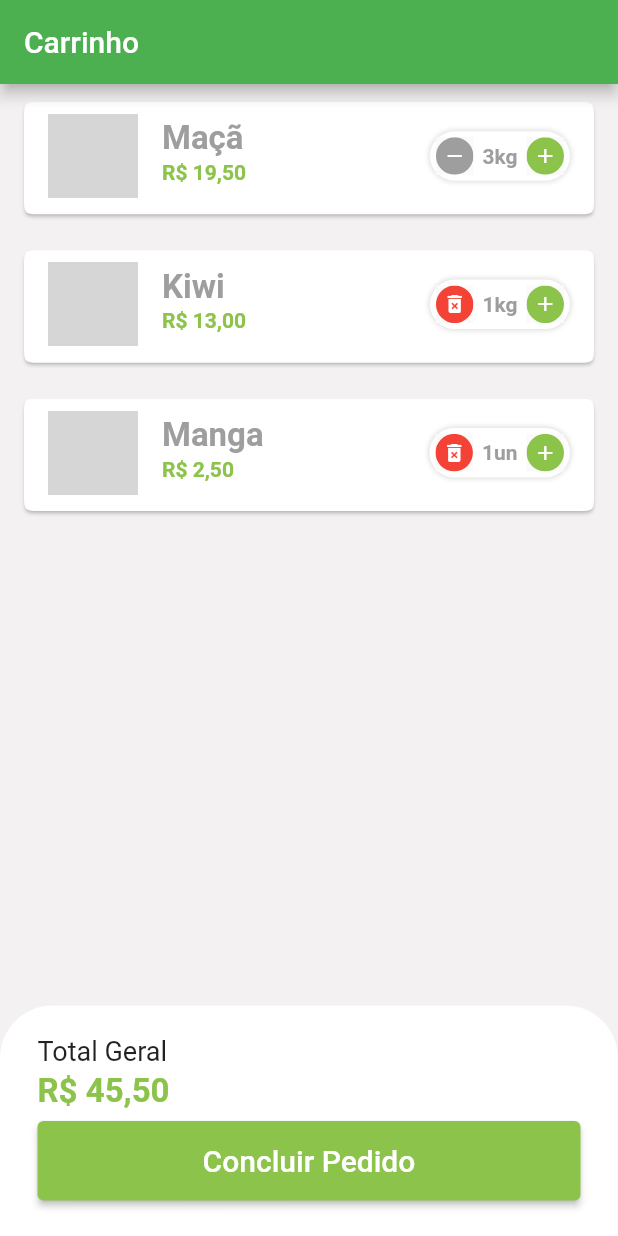
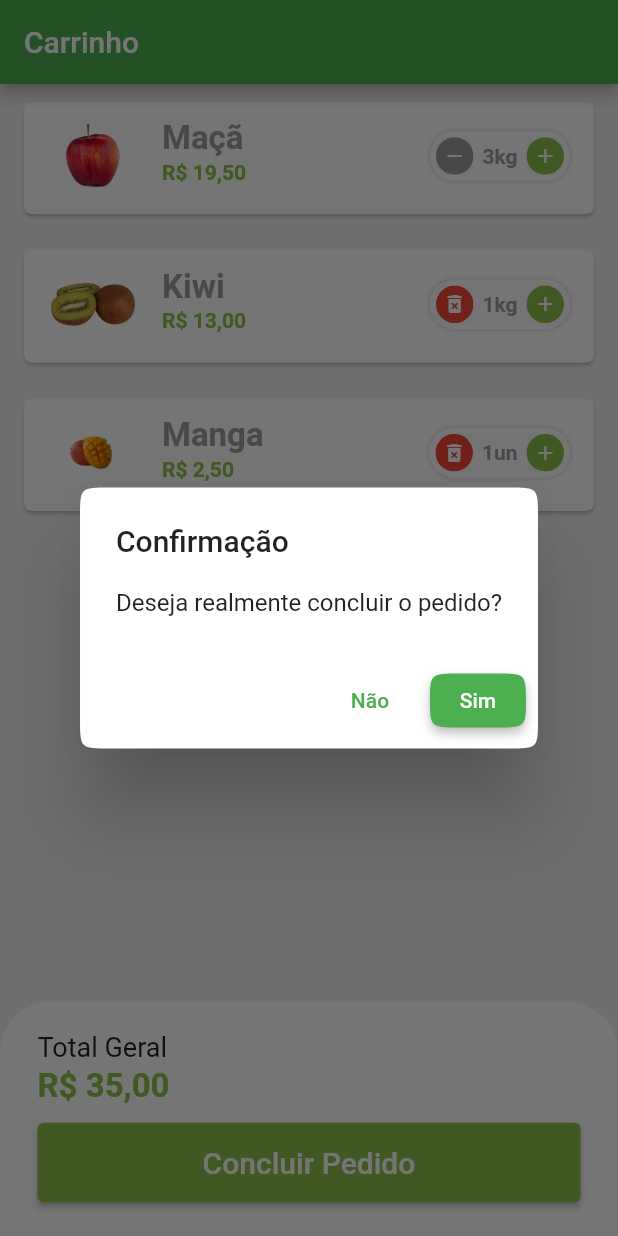
Before and after one commit to Franciscof11/Green-Grocer, a Flutter app: the CartPage screen opened directly, after a tap on "Concluir Pedido", on a phone screen of 412 x 824 dp. Run offline on Flutter 3.47's test engine with Material 2 defaults, Android fonts, the phone set to English and light mode, and no system bars; our stand-ins replace animated_text_kit, badges, google_fonts, mask_text_input_formatter; Roboto replaces fonts that are missing (Cairo); grey boxes are pictures that could not be loaded.

Commit message:
feat: :sparkles: Cart Page Done

```diff
--- a/lib/View/Pages/cart/cart_page_view.dart
+++ b/lib/View/Pages/cart/cart_page_view.dart
@@ -1,5 +1,6 @@
 import 'package:flutter/material.dart';
 import 'package:google_fonts/google_fonts.dart';
+import 'package:green_grocer/Model/cart_item_model.dart';
 import 'package:green_grocer/Utils/utils_services.dart';
 import 'package:green_grocer/View/Widgets/remove_glow_effect.dart';
 
@@ -8,12 +9,34 @@ import '../../../Model/app_mock_data.dart';
 import '../../../Utils/consts.dart';
 import '../../Widgets/cart_tile.dart';
 
-class CartPage extends StatelessWidget {
-  const CartPage({super.key});
+class CartPage extends StatefulWidget {
+  CartPage({super.key});
+
+  @override
+  State<CartPage> createState() => _CartPageState();
+}
+
+class _CartPageState extends State<CartPage> {
+  final UtilsServices utilsServices = UtilsServices();
+
+  void removeItemFromCart(CartItemModel cartItem) {
+    setState(() {
+      mock_data.cartItems.remove(cartItem);
+    });
+  }
+
+  double cartTotalPrice() {
+    double total = 0;
+
+    for (var item in mock_data.cartItems) {
+      total += item.totalPrice();
+    }
+
+    return total;
+  }
 
   @override
   Widget build(BuildContext context) {
-    UtilsServices utilsServices = UtilsServices();
     return Scaffold(
       backgroundColor: ColorsClass().backgroundGrey,
       appBar: AppBar(
@@ -29,16 +52,16 @@ class CartPage extends StatelessWidget {
                   itemBuilder: (context, index) => CartTile(
                     cartItem: mock_data.cartItems[index],
                     cartItems: cartItems,
+                    remove: removeItemFromCart,
                   ),
                 ),
               )),
           //
           //Confirm Modal
           //
-          Expanded(
-              child: Container(
+          Container(
             width: double.infinity,
-            height: double.infinity,
+            height: MediaQuery.of(context).size.height * 0.19,
             decoration: BoxDecoration(
                 color: Colors.white,
                 borderRadius: BorderRadius.only(
@@ -57,7 +80,7 @@ class CartPage extends StatelessWidget {
                   ),
                   SizedBox(height: 6),
                   Text(
-                    utilsServices.priceFormatter(45.50),
+                    utilsServices.priceFormatter(cartTotalPrice()),
                     style: GoogleFonts.cairo(
                       height: 1,
                       fontSize: 22,
@@ -65,11 +88,14 @@ class CartPage extends StatelessWidget {
                       color: ColorsClass().backgroundGreen,
                     ),
                   ),
-                  SizedBox(height: 8),
+                  SizedBox(height: 12),
                   SizedBox(
                     width: MediaQuery.of(context).size.width,
                     child: ElevatedButton(
-                      onPressed: () {},
+                      onPressed: () async {
+                        // ignore: unused_local_variable
+                        bool? result = await showOrderConfirmation();
+                      },
                       style: ElevatedButton.styleFrom(
                         backgroundColor: ColorsClass().backgroundGreen,
                         padding: EdgeInsets.symmetric(
@@ -89,9 +115,41 @@ class CartPage extends StatelessWidget {
                 ],
               ),
             ),
-          )),
+          ),
         ],
       ),
     );
   }
+
+  Future<bool?> showOrderConfirmation() {
+    return showDialog<bool>(
+      context: context,
+      builder: (context) {
+        return AlertDialog(
+          shape: ContinuousRectangleBorder(
+              borderRadius: BorderRadius.circular(20)),
+          title: Text('Confirmação'),
+          content: Text('Deseja realmente concluir o pedido?'),
+          actions: [
+            TextButton(
+              onPressed: () {
+                Navigator.pop(context, false);
+              },
+              child: Text('Não'),
+            ),
+            ElevatedButton(
+              style: ElevatedButton.styleFrom(
+                shape: ContinuousRectangleBorder(
+                    borderRadius: BorderRadius.circular(20)),
+              ),
+              onPressed: () {
+                Navigator.pop(context, true);
+              },
+              child: Text('Sim'),
+            )
+          ],
+        );
+      },
+    );
+  }
 }
--- a/pubspec.yaml
+++ b/pubspec.yaml
@@ -27,3 +27,5 @@ flutter:
 
   assets:
     - assets/
+    - assets/Icons/
+    - assets/Images/
```
Also changed, not shown: lib/View/Widgets/cart_tile.dart (+13 -75 lines), pubspec.lock.
